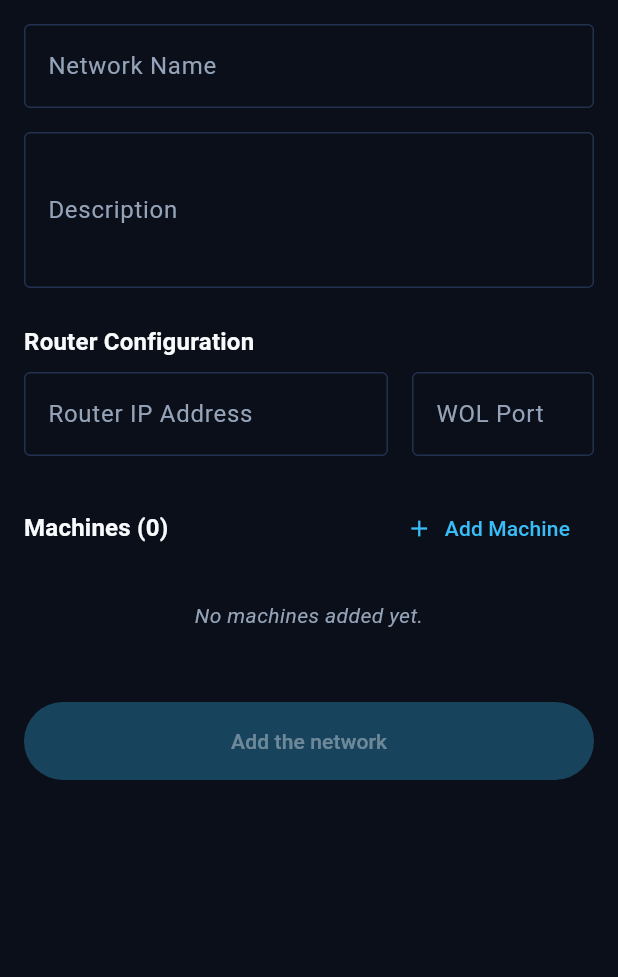
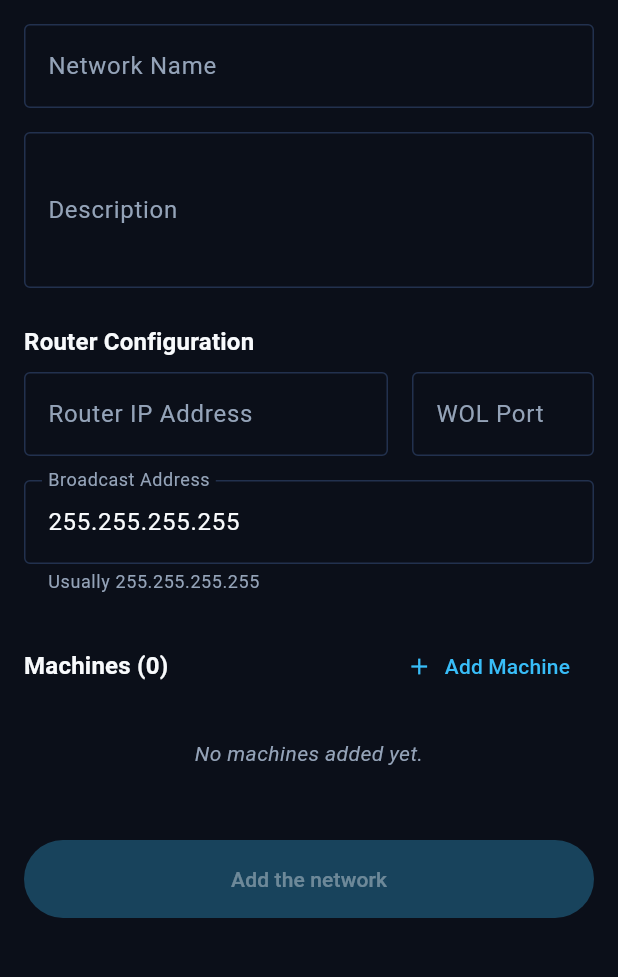
Before and after one commit to VOID575/Sandman, a Flutter app: the CreateNetworkScreen screen opened directly, on a phone screen of 412 x 824 dp, the part 84-1061 px from its top. Run offline on Flutter 3.47's test engine with Material 3 defaults, Android fonts, the phone set to English and light mode, and no system bars; our stand-ins replace drift, sqflite; missing offline and left inert: sqlite3; accounts and stored records are empty; generated files the repository leaves out were written again.

Commit message:
Add broadcast adress field in the create_network form

```diff
--- a/lib/screens/create_network_screen.dart
+++ b/lib/screens/create_network_screen.dart
@@ -1,7 +1,6 @@
 import 'package:flutter/material.dart';
 import 'package:flutter/services.dart';
 import 'package:sandman/database/app_database.dart';
-import '../database/dao/machine_dao.dart';
 import '../models/machine.dart';
 import 'package:drift/drift.dart' as drift;
 import '../utils/validators.dart';
@@ -20,6 +19,7 @@ class _CreateNetworkScreenState extends State<CreateNetworkScreen> {
   final _descController = TextEditingController();
   final _routerIpController = TextEditingController();
   final _routerPortController = TextEditingController();
+  final _broadcastAddressController = TextEditingController(text: '255.255.255.255');
   final _appDatabase = AppDatabase.instance;
 
   final List<MachineCompanion> _machines = [];
@@ -32,6 +32,7 @@ class _CreateNetworkScreenState extends State<CreateNetworkScreen> {
     _descController.addListener(() => setState(() {}));
     _routerIpController.addListener(() => setState(() {}));
     _routerPortController.addListener(() => setState(() {}));
+    _broadcastAddressController.addListener(() => setState(() {}));
   }
 
   @override
@@ -40,6 +41,7 @@ class _CreateNetworkScreenState extends State<CreateNetworkScreen> {
     _descController.dispose();
     _routerIpController.dispose();
     _routerPortController.dispose();
+    _broadcastAddressController.dispose();
     super.dispose();
   }
 
@@ -48,6 +50,7 @@ class _CreateNetworkScreenState extends State<CreateNetworkScreen> {
     if (Validators.validateRequired(_descController.text, 'description') != null) return false;
     if (Validators.validateIp(_routerIpController.text) != null) return false;
     if (Validators.validatePort(_routerPortController.text) != null) return false;
+    if (Validators.validateIp(_broadcastAddressController.text) != null) return false;
     return true;
   }
 
@@ -73,6 +76,7 @@ class _CreateNetworkScreenState extends State<CreateNetworkScreen> {
         description: _descController.text,
         routerIp: _routerIpController.text,
         routerPort: int.parse(_routerPortController.text),
+        broadcastAddress: drift.Value(_broadcastAddressController.text),
       );
 
       final networkId = await _appDatabase.networkDao.insertNetwork(networkCompanion);
@@ -159,6 +163,16 @@ class _CreateNetworkScreenState extends State<CreateNetworkScreen> {
                   ),
                 ),
               ],
+            ),
+            const SizedBox(height: 16),
+            TextFormField(
+              controller: _broadcastAddressController,
+              decoration: const InputDecoration(
+                labelText: 'Broadcast Address',
+                border: OutlineInputBorder(),
+                helperText: 'Usually 255.255.255.255',
+              ),
+              validator: Validators.validateIp,
             ),
             const SizedBox(height: 24),
             Row(
```
